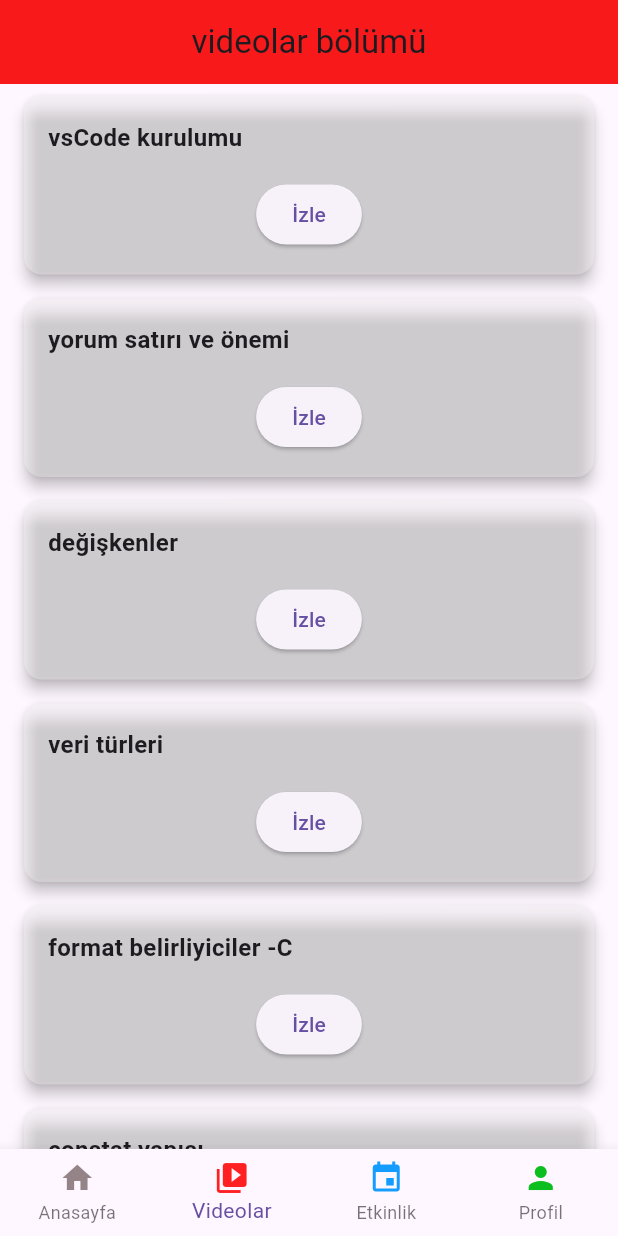
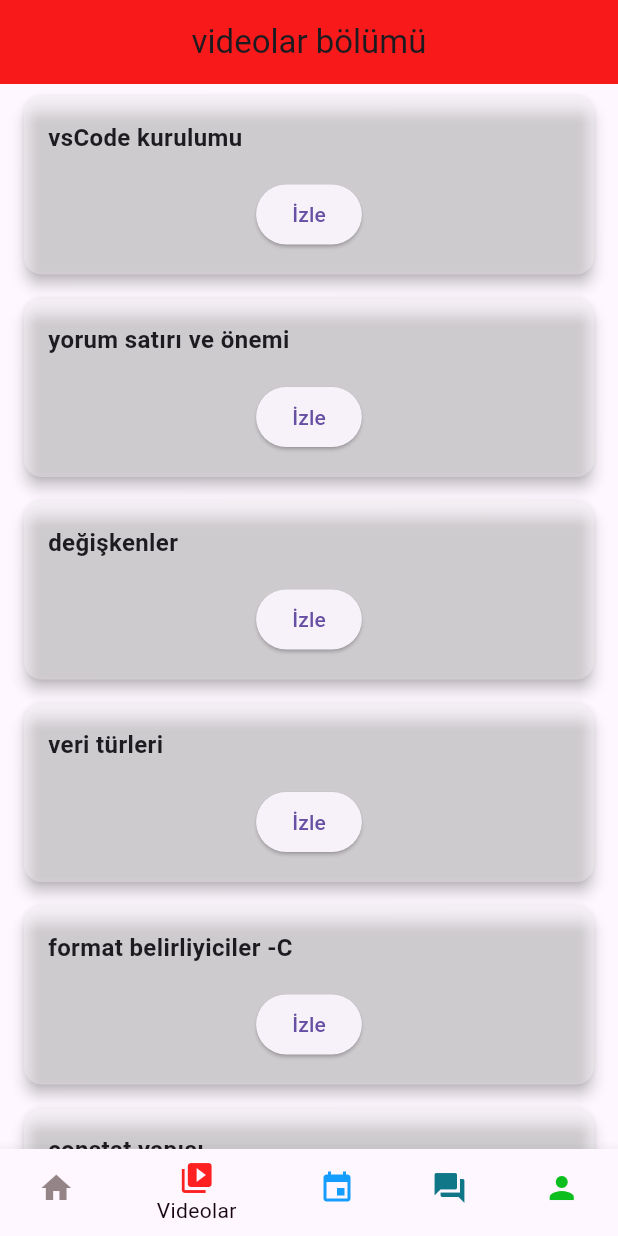
Before and after one commit to Denizbaranaykul/yazilim_toplulugu_app, a Flutter app: the screen it shows once a user with an empty profile is signed in, item 2 of the bottom bar chosen, on a phone screen of 412 x 824 dp. Run offline on Flutter 3.47's test engine with Material 3 defaults, Android fonts, the light colour scheme and no system bars; our stand-ins replace cloud_firestore, firebase_auth, firebase_core, flutter_local_notifications, permission_handler; accounts and stored records are empty.

```diff
--- a/lib/main.dart
+++ b/lib/main.dart
@@ -1,5 +1,6 @@
 import 'package:flutter/material.dart';
 import 'package:permission_handler/permission_handler.dart';
+import 'package:yazilim_toplulugu_app/pages/forum_page/forum_page.dart';
 import 'package:yazilim_toplulugu_app/pages/main_page/bottom_navigationbar.dart';
 import 'package:yazilim_toplulugu_app/pages/main_page/main_page_body.dart';
 import 'package:yazilim_toplulugu_app/pages/events_page/events_page.dart';
@@ -63,6 +64,7 @@ class _Main_pageState extends State<Main_page> {
     Main_Page(),
     video_page(),
     events_(),
+    ForumPage(),
     ProfilePage(),
   ];
   @override
@@ -78,11 +80,13 @@ class _Main_pageState extends State<Main_page> {
       body: _pages[currentIndex],
       //alt barda ki iconlar ile sayfa geçişini sağlıyoruz
       bottomNavigationBar: BottomNavigationBar(
-        type: BottomNavigationBarType.fixed,
+        selectedItemColor: Color.fromARGB(249, 17, 0, 10),
+        type: BottomNavigationBarType.shifting,
         items: [
           main_page_button_bottom(),
           video_page_button_bottom(),
           events_page_button_bottom(),
+          forum_page_button_bottom(),
           profile_page_button_bottom(),
         ],
         currentIndex: currentIndex,
--- a/lib/pages/main_page/bottom_navigationbar.dart
+++ b/lib/pages/main_page/bottom_navigationbar.dart
@@ -25,3 +25,8 @@ BottomNavigationBarItem main_page_button_bottom() => BottomNavigationBarItem(
   icon: Icon(Icons.home, color: Color.fromARGB(120, 28, 1, 1)),
   label: 'Anasayfa',
 );
+
+BottomNavigationBarItem forum_page_button_bottom() => BottomNavigationBarItem(
+  icon: Icon(Icons.forum, color: Color.fromARGB(247, 7, 115, 132)),
+  label: 'Forum',
+);
--- a/pubspec.yaml
+++ b/pubspec.yaml
@@ -41,6 +41,7 @@ dependencies:
   cloud_firestore: 4.15.3
   flutter_local_notifications: ^19.4.0
   permission_handler: ^12.0.1
+  generative_ai_dart: ^0.1.2
   # The following adds the Cupertino Icons font to your application.
   # Use with the CupertinoIcons class for iOS style icons.
 
```
Also changed, not shown: lib/pages/forum_page/forum_page.dart (added, +20 -0 lines), pubspec.lock.
